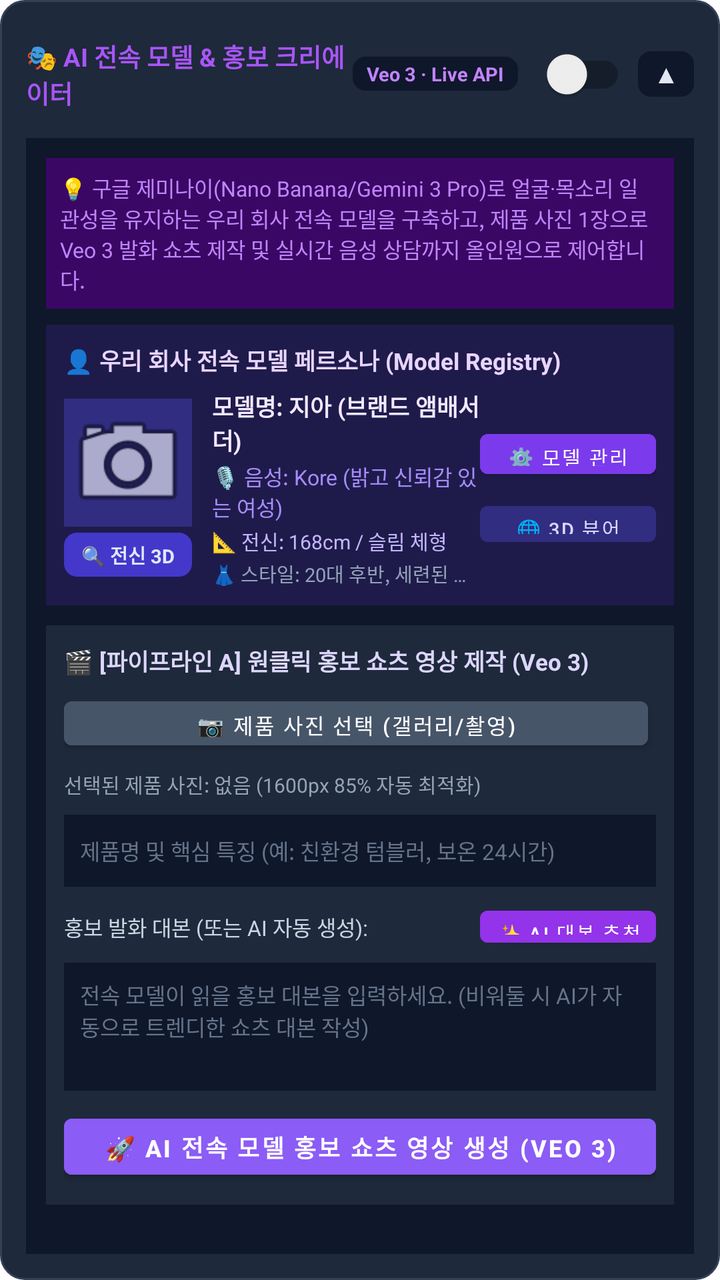
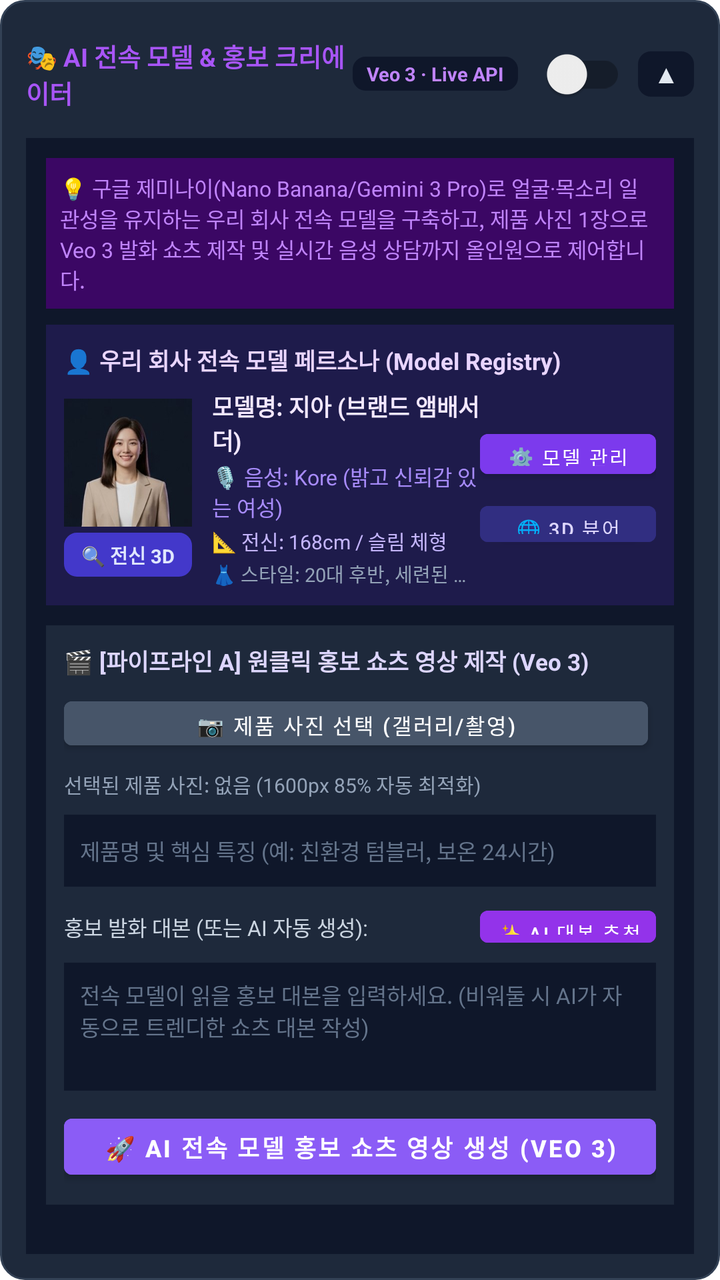

Before-and-after screenshots of an Android layout around one commit, followed by the original layout XML and the change that was made.
<!-- AndroidManifest.xml: application theme Theme.SheetBotDepositAgent -->
<!-- res/layout/card_ai_model.xml -->
<?xml version="1.0" encoding="utf-8"?>
<LinearLayout xmlns:android="http://schemas.android.com/apk/res/android"
    xmlns:tools="http://schemas.android.com/tools"
    android:layout_width="match_parent"
    android:layout_height="wrap_content"
    android:orientation="vertical"
    android:background="@drawable/bg_card_scenario"
    android:padding="13dp"
    android:layout_marginBottom="12dp">

    
    <LinearLayout
        android:id="@+id/layoutAiModelHeader"
        android:layout_width="match_parent"
        android:layout_height="wrap_content"
        android:orientation="horizontal"
        android:gravity="center_vertical"
        android:clickable="true"
        android:focusable="true">

        <TextView
            android:layout_width="0dp"
            android:layout_height="wrap_content"
            android:layout_weight="1"
            android:text="🎭 AI 전속 모델 &amp; 홍보 크리에이터"
            android:textColor="#A855F7"
            android:textSize="12.5sp"
            android:textStyle="bold" />

        <TextView
            android:layout_width="wrap_content"
            android:layout_height="wrap_content"
            android:background="@drawable/bg_badge_version"
            android:backgroundTint="#0F172A"
            android:paddingHorizontal="7dp"
            android:paddingVertical="2dp"
            android:text="Veo 3 · Live API"
            android:textColor="#C084FC"
            android:textSize="9.5sp"
            android:textStyle="bold"
            android:layout_marginEnd="6dp" />

        <androidx.appcompat.widget.SwitchCompat
            android:id="@+id/switchAiModelAutomation"
            android:layout_width="wrap_content"
            android:layout_height="wrap_content"
            android:checked="false"
            android:layout_marginEnd="6dp" />

        <TextView
            android:id="@+id/btnToggleAiModelDetails"
            android:layout_width="wrap_content"
            android:layout_height="wrap_content"
            android:background="@drawable/bg_badge_version"
            android:backgroundTint="#0F172A"
            android:paddingHorizontal="8dp"
            android:paddingVertical="3dp"
            android:text="▲"
            android:textColor="#E2E8F0"
            android:textSize="12sp"
            android:textStyle="bold" />
    </LinearLayout>

    
    <LinearLayout
        android:id="@+id/layoutAiModelDetails"
        android:layout_width="match_parent"
        android:layout_height="wrap_content"
        android:orientation="vertical"
        android:background="#0F172A"
        android:padding="10dp"
        android:layout_marginTop="8dp">

        
        <TextView
            android:layout_width="match_parent"
            android:layout_height="wrap_content"
            android:text="💡 구글 제미나이(Nano Banana/Gemini 3 Pro)로 얼굴·목소리 일관성을 유지하는 우리 회사 전속 모델을 구축하고, 제품 사진 1장으로 Veo 3 발화 쇼츠 제작 및 실시간 음성 상담까지 올인원으로 제어합니다."
            android:textColor="#C084FC"
            android:textSize="10.5sp"
            android:background="#3B0764"
            android:padding="7dp"
            android:layout_marginBottom="8dp" />

        
        <LinearLayout
            android:layout_width="match_parent"
            android:layout_height="wrap_content"
            android:orientation="vertical"
            android:background="#1E1B4B"
            android:padding="9dp"
            android:layout_marginBottom="10dp">

            <TextView
                android:layout_width="match_parent"
                android:layout_height="wrap_content"
                android:text="👤 우리 회사 전속 모델 페르소나 (Model Registry)"
                android:textColor="#E9D5FF"
                android:textSize="11.5sp"
                android:textStyle="bold"
                android:layout_marginBottom="6dp" />

            <LinearLayout
                android:layout_width="match_parent"
                android:layout_height="wrap_content"
                android:orientation="horizontal"
                android:gravity="center_vertical">

                
                <LinearLayout
                    android:layout_width="wrap_content"
                    android:layout_height="wrap_content"
                    android:orientation="vertical"
                    android:gravity="center_horizontal"
                    android:layout_marginEnd="10dp">

                    <ImageView
                        android:id="@+id/ivModelMasterAvatar"
                        android:layout_width="64dp"
                        android:layout_height="64dp"
                        android:background="#312E81"
                        android:scaleType="centerCrop"
                        android:src="@android:drawable/ic_menu_camera"
                        android:contentDescription="전속 모델 대표 아바타"
                        android:clickable="true"
                        android:focusable="true" />

                    <TextView
                        android:id="@+id/btnViewFullBody3d"
                        android:layout_width="64dp"
                        android:layout_height="22dp"
                        android:background="@drawable/bg_badge_version"
                        android:backgroundTint="#4338CA"
                        android:gravity="center"
                        android:text="🔍 전신 3D"
                        android:textColor="#E0E7FF"
                        android:textSize="9.5sp"
                        android:textStyle="bold"
                        android:layout_marginTop="3dp"
                        android:clickable="true"
                        android:focusable="true" />
                </LinearLayout>

                
                <LinearLayout
                    android:layout_width="0dp"
                    android:layout_height="wrap_content"
                    android:layout_weight="1"
                    android:orientation="vertical">

                    <TextView
                        android:id="@+id/tvModelName"
                        android:layout_width="wrap_content"
                        android:layout_height="wrap_content"
                        android:text="모델명: 지아 (브랜드 앰배서더)"
                        android:textColor="#F3E8FF"
                        android:textSize="11.5sp"
                        android:textStyle="bold" />

                    <TextView
                        android:id="@+id/tvModelVoice"
                        android:layout_width="wrap_content"
                        android:layout_height="wrap_content"
                        android:text="🎙️ 음성: Kore (밝고 신뢰감 있는 여성)"
                        android:textColor="#A78BFA"
                        android:textSize="10.5sp"
                        android:layout_marginTop="2dp" />

                    <TextView
                        android:id="@+id/tvModelHeight"
                        android:layout_width="wrap_content"
                        android:layout_height="wrap_content"
                        android:text="📐 전신: 168cm / 슬림 체형"
                        android:textColor="#C4B5FD"
                        android:textSize="10sp"
                        android:layout_marginTop="2dp" />

                    <TextView
                        android:id="@+id/tvModelStyle"
                        android:layout_width="wrap_content"
                        android:layout_height="wrap_content"
                        android:text="👗 스타일: 20대 후반, 세련된 비즈니스 캐주얼"
                        android:textColor="#94A3B8"
                        android:textSize="9.5sp"
                        android:maxLines="1"
                        android:ellipsize="end"
                        android:layout_marginTop="2dp" />
                </LinearLayout>

                
                <LinearLayout
                    android:layout_width="wrap_content"
                    android:layout_height="wrap_content"
                    android:orientation="vertical"
                    android:gravity="center">

                    <Button
                        android:id="@+id/btnManageModelPersona"
                        android:layout_width="wrap_content"
                        android:layout_height="32dp"
                        android:backgroundTint="#7C3AED"
                        android:text="⚙️ 모델 관리"
                        android:textColor="#FFFFFF"
                        android:textSize="10sp"
                        android:paddingHorizontal="8dp" />

                    <Button
                        android:id="@+id/btnOpen3dShowcase"
                        android:layout_width="wrap_content"
                        android:layout_height="30dp"
                        android:backgroundTint="#312E81"
                        android:text="🌐 3D 뷰어"
                        android:textColor="#DDD6FE"
                        android:textSize="9.5sp"
                        android:paddingHorizontal="6dp"
                        android:layout_marginTop="4dp" />
                </LinearLayout>
            </LinearLayout>
        </LinearLayout>

        
        <LinearLayout
            android:layout_width="match_parent"
            android:layout_height="wrap_content"
            android:orientation="vertical"
            android:background="#1E293B"
            android:padding="9dp"
            android:layout_marginBottom="10dp">

            <TextView
                android:layout_width="match_parent"
                android:layout_height="wrap_content"
                android:text="🎬 [파이프라인 A] 원클릭 홍보 쇼츠 영상 제작 (Veo 3)"
                android:textColor="#DDD6FE"
                android:textSize="11.5sp"
                android:textStyle="bold"
                android:layout_marginBottom="6dp" />

            
            <LinearLayout
                android:layout_width="match_parent"
                android:layout_height="wrap_content"
                android:orientation="horizontal"
                android:gravity="center_vertical"
                android:layout_marginBottom="6dp">

                <Button
                    android:id="@+id/btnSelectProductImage"
                    android:layout_width="0dp"
                    android:layout_height="34dp"
                    android:layout_weight="1"
                    android:backgroundTint="#475569"
                    android:text="📷 제품 사진 선택 (갤러리/촬영)"
                    android:textColor="#FFFFFF"
                    android:textSize="10.5sp"
                    android:layout_marginEnd="4dp" />

                <Button
                    android:id="@+id/btnResetProductImage"
                    android:layout_width="wrap_content"
                    android:layout_height="34dp"
                    android:backgroundTint="#64748B"
                    android:text="✕ 취소"
                    android:textColor="#F1F5F9"
                    android:textSize="10.5sp"
                    android:visibility="gone" />
            </LinearLayout>

            <TextView
                android:id="@+id/tvProductImageStatus"
                android:layout_width="match_parent"
                android:layout_height="wrap_content"
                android:text="선택된 제품 사진: 없음 (1600px 85% 자동 최적화)"
                android:textColor="#94A3B8"
                android:textSize="10sp"
                android:layout_marginBottom="8dp" />

            
            <EditText
                android:id="@+id/etProductTopic"
                android:layout_width="match_parent"
                android:layout_height="36dp"
                android:background="#0F172A"
                android:hint="제품명 및 핵심 특징 (예: 친환경 텀블러, 보온 24시간)"
                android:textColor="#F8FAFC"
                android:textColorHint="#64748B"
                android:textSize="11sp"
                android:paddingHorizontal="8dp"
                android:inputType="text"
                android:layout_marginBottom="6dp" />

            
            <LinearLayout
                android:layout_width="match_parent"
                android:layout_height="wrap_content"
                android:orientation="horizontal"
                android:gravity="center_vertical"
                android:layout_marginBottom="4dp">

                <TextView
                    android:layout_width="0dp"
                    android:layout_height="wrap_content"
                    android:layout_weight="1"
                    android:text="홍보 발화 대본 (또는 AI 자동 생성):"
                    android:textColor="#CBD5E1"
                    android:textSize="10.5sp" />

                <Button
                    android:id="@+id/btnAiSuggestScript"
                    android:layout_width="wrap_content"
                    android:layout_height="28dp"
                    android:backgroundTint="#9333EA"
                    android:text="✨ AI 대본 추천"
                    android:textColor="#FFFFFF"
                    android:textSize="9.5sp"
                    android:paddingHorizontal="6dp" />
            </LinearLayout>

            <EditText
                android:id="@+id/etProductScript"
                android:layout_width="match_parent"
                android:layout_height="64dp"
                android:background="#0F172A"
                android:hint="전속 모델이 읽을 홍보 대본을 입력하세요. (비워둘 시 AI가 자동으로 트렌디한 쇼츠 대본 작성)"
                android:textColor="#F8FAFC"
                android:textColorHint="#64748B"
                android:textSize="11sp"
                android:padding="8dp"
                android:gravity="top|start"
                android:inputType="textMultiLine"
                android:layout_marginBottom="8dp" />

            
            <Button
                android:id="@+id/btnStartAiModelShorts"
                android:layout_width="match_parent"
                android:layout_height="40dp"
                android:backgroundTint="#8B5CF6"
                android:text="🚀 AI 전속 모델 홍보 쇼츠 영상 생성 (Veo 3)"
                android:textColor="#FFFFFF"
                android:textSize="12sp"
                android:textStyle="bold" />

            
            <ProgressBar
                android:id="@+id/progressAiModel"
                style="?android:attr/progressBarStyleHorizontal"
                android:layout_width="match_parent"
                android:layout_height="6dp"
                android:indeterminate="true"
                android:visibility="gone"
                android:layout_marginTop="6dp" />

            <TextView
                android:id="@+id/tvAiModelStatus"
                android:layout_width="match_parent"
                android:layout_height="wrap_content"
                android:text="대기 중..."
                android:textColor="#A78BFA"
                android:textSize="10.5sp"
                android:visibility="gone"
                android:layout_marginTop="4dp" />

            
            <LinearLayout
                android:id="@+id/layoutAiModelResultContainer"
                android:layout_width="match_parent"
                android:layout_height="wrap_content"
                android:orientation="vertical"
                android:background="#2E1065"
                android:padding="10dp"
                android:layout_marginTop="8dp"
                android:visibility="gone">

                <TextView
                    android:id="@+id/tvResultVideoTitle"
                    android:layout_width="match_parent"
                    android:layout_height="wrap_content"
                    android:text="🎬 홍보 쇼츠 영상 생성 완료!"
                    android:textColor="#F5D0FE"
                    android:textSize="12sp"
                    android:textStyle="bold"
                    android:layout_marginBottom="4dp" />

                <TextView
                    android:id="@+id/tvResultScriptPreview"
                    android:layout_width="match_parent"
                    android:layout_height="wrap_content"
                    android:text="대본 미리보기..."
                    android:textColor="#E2E8F0"
                    android:textSize="10.5sp"
                    android:maxLines="3"
                    android:ellipsize="end"
                    android:layout_marginBottom="8dp" />

                <LinearLayout
                    android:layout_width="match_parent"
                    android:layout_height="wrap_content"
                    android:orientation="horizontal">

                    <Button
                        android:id="@+id/btnPlayVideoResult"
                        android:layout_width="0dp"
                        android:layout_height="34dp"
                        android:layout_weight="1"
                        android:backgroundTint="#7C3AED"
                        android:text="▶️ 영상 재생"
                        android:textColor="#FFFFFF"
                        android:textSize="10.5sp"
                        android:layout_marginEnd="4dp" />

                    <Button
                        android:id="@+id/btnOpenSheetResult"
                        android:layout_width="0dp"
                        android:layout_height="34dp"
                        android:layout_weight="1"
                        android:backgroundTint="#059669"
                        android:text="📊 대장 시트"
                        android:textColor="#FFFFFF"
                        android:textSize="10.5sp"
                        android:layout_marginEnd="4dp" />

                    <Button
                        android:id="@+id/btnShareVideoResult"
                        android:layout_width="0dp"
                        android:layout_height="34dp"
                        android:layout_weight="1"
                        android:backgroundTint="#4F46E5"
                        android:text="↗️ 영상 공유"
                        android:textColor="#FFFFFF"
                        android:textSize="10.5sp" />
                </LinearLayout>
            </LinearLayout>
        </LinearLayout>

        
        <LinearLayout
            android:layout_width="match_parent"
            android:layout_height="wrap_content"
            android:orientation="vertical"
            android:background="#1E293B"
            android:padding="9dp"
            android:layout_marginBottom="10dp">

            <TextView
                android:layout_width="match_parent"
                android:layout_height="wrap_content"
                android:text="🎙️ [파이프라인 B] 실시간 전속 모델 음성 상담 (Live API)"
                android:textColor="#DDD6FE"
                android:textSize="11.5sp"
                android:textStyle="bold"
                android:layout_marginBottom="4dp" />

            <TextView
                android:layout_width="match_parent"
                android:layout_height="wrap_content"
                android:text="Gemini Multimodal Live API와 저지연 오디오 스트리밍으로 연결되어 전속 모델과 실시간으로 대화하고 반응형 비디오 루프(대기/말하기/인사)를 시연합니다."
                android:textColor="#94A3B8"
                android:textSize="10sp"
                android:layout_marginBottom="8dp" />

            <Button
                android:id="@+id/btnStartLiveDialogue"
                android:layout_width="match_parent"
                android:layout_height="36dp"
                android:backgroundTint="#0284C7"
                android:text="🎙️ 전속 모델과 실시간 대화하기 (Live Demo)"
                android:textColor="#FFFFFF"
                android:textSize="11sp"
                android:textStyle="bold" />
        </LinearLayout>

        
        <LinearLayout
            android:layout_width="match_parent"
            android:layout_height="wrap_content"
            android:orientation="horizontal">

            <Button
                android:id="@+id/btnOpenAiModelSheetAlways"
                android:layout_width="0dp"
                android:layout_height="38dp"
                android:layout_weight="1"
                android:backgroundTint="#1E293B"
                android:text="📊 AI 콘텐츠 대장 ↗"
                android:textColor="#C084FC"
                android:textSize="11sp"
                android:textStyle="bold"
                android:layout_marginEnd="4dp" />

            <Button
                android:id="@+id/btnOpenAiModelDriveAlways"
                android:layout_width="0dp"
                android:layout_height="38dp"
                android:layout_weight="1"
                android:backgroundTint="#1E293B"
                android:text="📁 영상 보관함 드라이브 ↗"
                android:textColor="#38BDF8"
                android:textSize="11sp"
                android:textStyle="bold" />
        </LinearLayout>

    </LinearLayout>
</LinearLayout>
<!-- resources referenced by this layout -->
<resources>
  <!-- drawable bg_badge_version (drawable) -->
  <?xml version="1.0" encoding="utf-8"?>
  <shape xmlns:android="http://schemas.android.com/apk/res/android"
      android:shape="rectangle">
      <corners android:radius="6dp" />
      <solid android:color="#064E3B" />
      <stroke android:width="1dp" android:color="#059669" />
  </shape>
  <!-- drawable bg_card_scenario (drawable) -->
  <?xml version="1.0" encoding="utf-8"?>
  <shape xmlns:android="http://schemas.android.com/apk/res/android"
      android:shape="rectangle">
      <corners android:radius="12dp" />
      <solid android:color="#1E293B" />
      <stroke android:width="1dp" android:color="#334155" />
  </shape>
  <style name="Theme.SheetBotDepositAgent" parent="Theme.MaterialComponents.DayNight.NoActionBar">
          <item name="colorPrimary">@color/purple_500</item>
          <item name="colorPrimaryVariant">@color/purple_700</item>
          <item name="colorOnPrimary">@color/white</item>
          <item name="colorSecondary">@color/teal_200</item>
          <item name="colorSecondaryVariant">@color/teal_700</item>
          <item name="colorOnSecondary">@color/black</item>
          <item name="android:statusBarColor">#0F172A</item>
      </style>
  <color name="purple_500">#4F46E5</color>
  <color name="purple_700">#4338CA</color>
  <color name="white">#FFFFFFFF</color>
  <color name="teal_200">#10B981</color>
  <color name="teal_700">#059669</color>
  <color name="black">#000000</color>
</resources>

<!-- the commit's change to res/layout/card_ai_model.xml (unified diff, before → after) -->
@@ -120,7 +120,7 @@
                         android:layout_height="64dp"
                         android:background="#312E81"
                         android:scaleType="centerCrop"
-                        android:src="@android:drawable/ic_menu_camera"
+                        android:src="@drawable/model_jia_avatar"
                         android:contentDescription="전속 모델 대표 아바타"
                         android:clickable="true"
                         android:focusable="true" />
<!-- resource entries referenced after the edit -->
@@ -16,6 +16,7 @@
       <solid android:color="#1E293B" />
       <stroke android:width="1dp" android:color="#334155" />
   </shape>
+  <!-- drawable model_jia_avatar: jpg bitmap (drawable-nodpi, 7676 bytes) -->
   <style name="Theme.SheetBotDepositAgent" parent="Theme.MaterialComponents.DayNight.NoActionBar">
           <item name="colorPrimary">@color/purple_500</item>
           <item name="colorPrimaryVariant">@color/purple_700</item>
